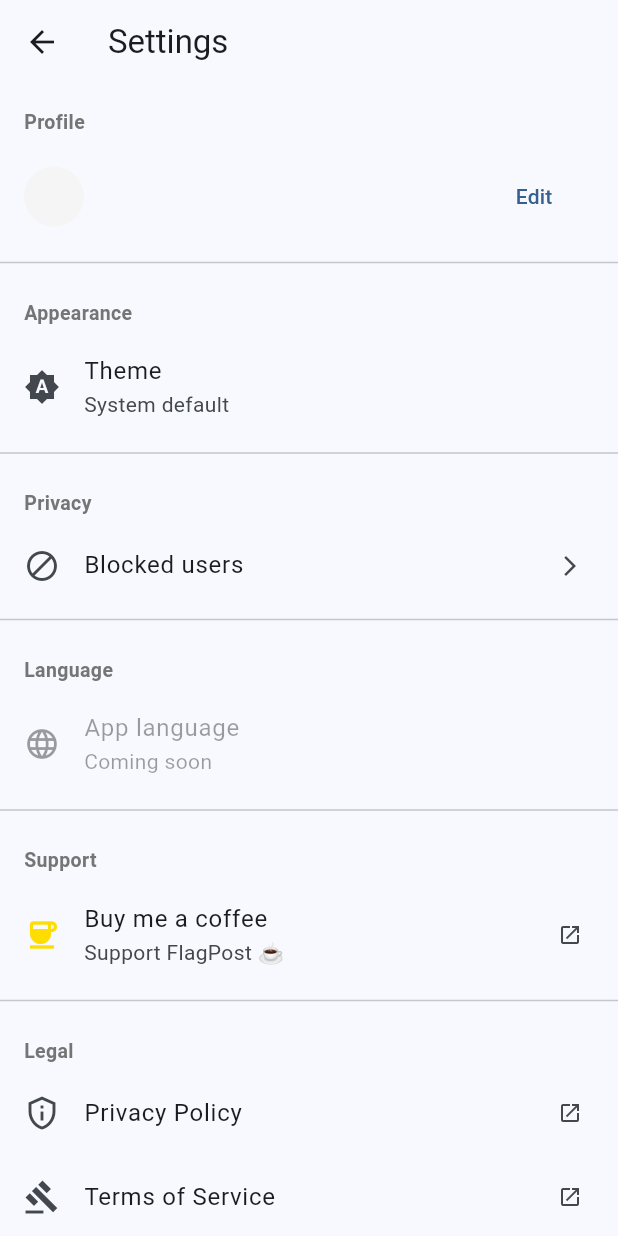
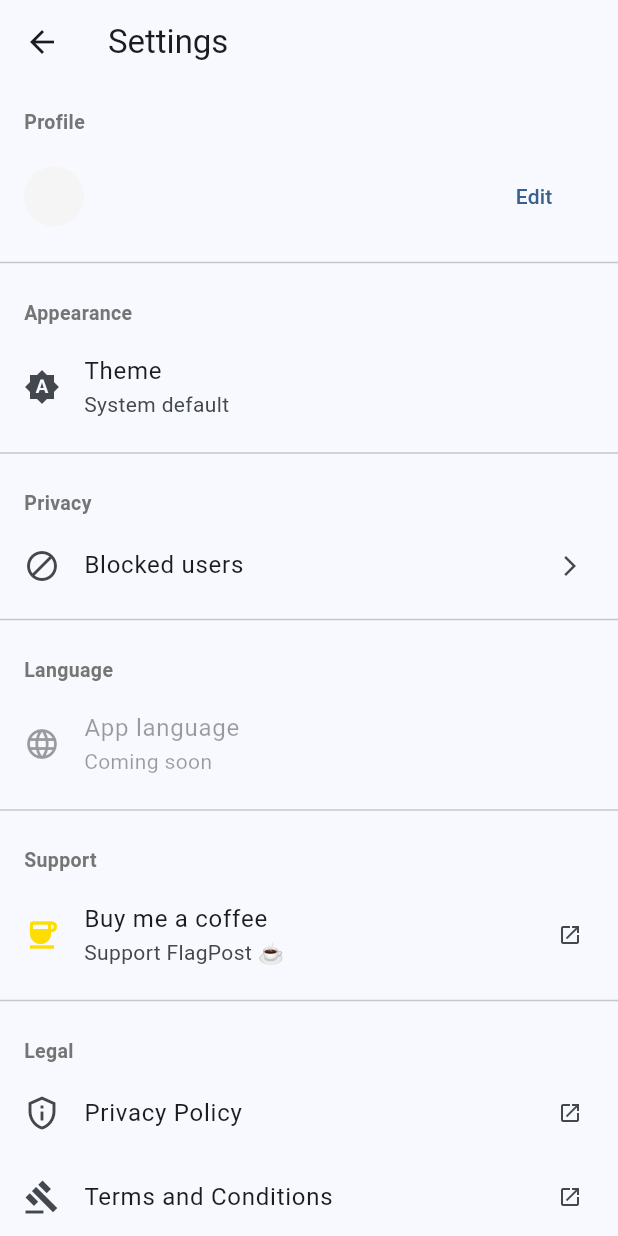
Before and after one commit to Vale717171/findpaesano, a Flutter app: the screen it shows once a user with an empty profile is signed in, after a tap on the "settings" icon, on a phone screen of 412 x 824 dp. Run offline on Flutter 3.47's test engine with Material 3 defaults, Android fonts, the light colour scheme and no system bars; our stand-ins replace cloud_firestore, country_picker, firebase_analytics, firebase_auth, firebase_core, firebase_crashlytics and 6 more; accounts and stored records are empty; generated files the repository leaves out were written again; network calls fail.

Commit message:
fix: replace Legal URL placeholders with real URLs
- Privacy Policy → https://vale717171.github.io/flagpost-privacy/
- Terms of Service renamed to Terms and Conditions →
  https://www.privacypolicies.com/live/8c94f054-2778-430a-96df-f7cf545922b2

```diff
--- a/lib/settings_screen.dart
+++ b/lib/settings_screen.dart
@@ -312,17 +312,17 @@ class SettingsScreen extends StatelessWidget {
             title: const Text('Privacy Policy'),
             trailing: const Icon(Icons.open_in_new, size: 16),
             onTap: () => launchUrl(
-              Uri.parse('https://[PRIVACY_POLICY_URL]'),
+              Uri.parse('https://vale717171.github.io/flagpost-privacy/'),
               mode: LaunchMode.externalApplication,
             ),
           ),
 
           ListTile(
             leading: const Icon(Icons.gavel_outlined),
-            title: const Text('Terms of Service'),
+            title: const Text('Terms and Conditions'),
             trailing: const Icon(Icons.open_in_new, size: 16),
             onTap: () => launchUrl(
-              Uri.parse('https://[TERMS_URL]'),
+              Uri.parse('https://www.privacypolicies.com/live/8c94f054-2778-430a-96df-f7cf545922b2'),
               mode: LaunchMode.externalApplication,
             ),
           ),
```
